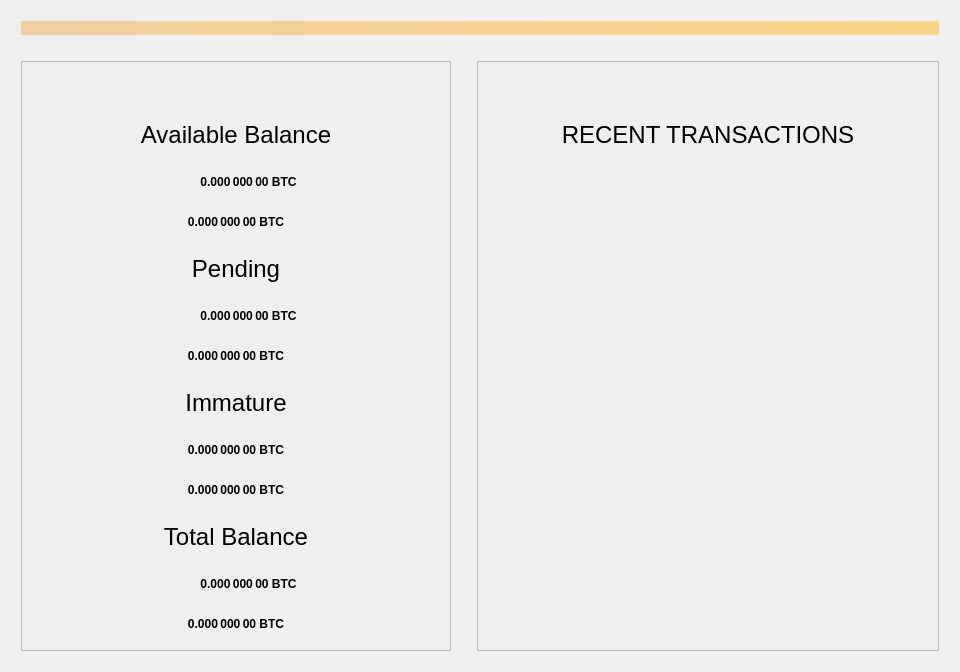
This is src/qt/forms/overviewpage.ui in PACCommunity/PAC as Qt 5 draws it before an edit. The edited form follows.
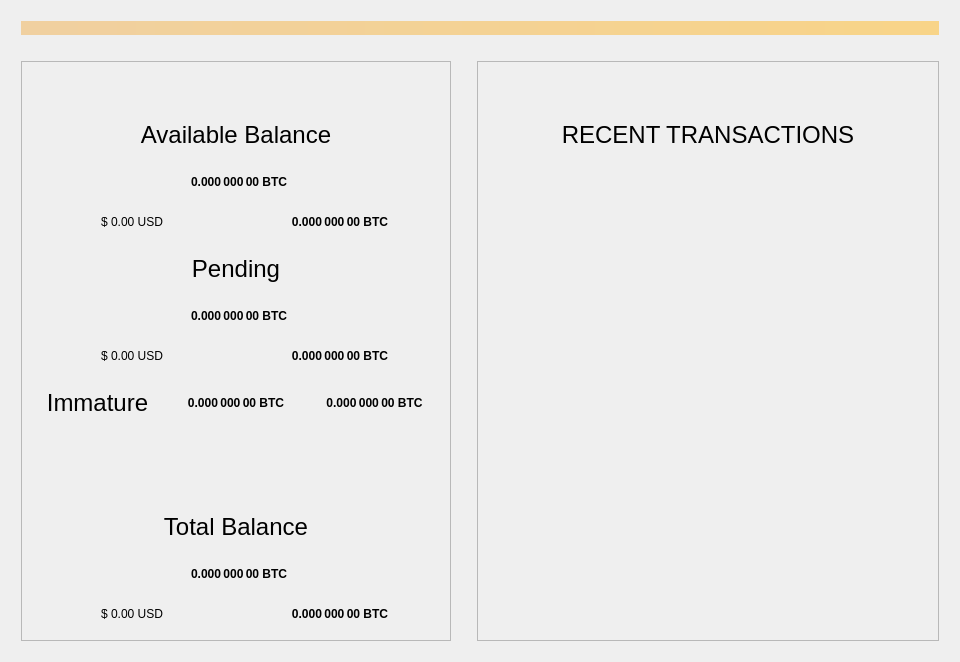
This is the edited form.

Commit message:
Styles changed for overview and statubar
Unit display color on status bar
Overview page: layout and USD labels

The edit to the form file:
```diff
--- a/src/qt/forms/overviewpage.ui
+++ b/src/qt/forms/overviewpage.ui
@@ -156,7 +156,7 @@
                  <string notr="true">0.000 000 00 BTC</string>
                 </property>
                 <property name="alignment">
-                 <set>Qt::AlignCenter</set>
+                 <set>Qt::AlignLeading|Qt::AlignLeft|Qt::AlignVCenter</set>
                 </property>
                 <property name="textInteractionFlags">
                  <set>Qt::LinksAccessibleByMouse|Qt::TextSelectableByKeyboard|Qt::TextSelectableByMouse</set>
@@ -185,6 +185,21 @@
              </layout>
             </item>
             <item>
+             <layout class="QHBoxLayout" name="horizontalLayout_8">
+              <item>
+               <widget class="QLabel" name="labelBalanceUSD">
+                <property name="text">
+                 <string>$ 0.00 USD</string>
+                </property>
+                <property name="alignment">
+                 <set>Qt::AlignCenter</set>
+                </property>
+                <property name="class" stdset="0">
+                 <string>usdLabel</string>
+                </property>
+               </widget>
+              </item>
+              <item>
              <widget class="QLabel" name="labelWatchAvailable">
               <property name="font">
                <font>
@@ -209,6 +224,8 @@
               </property>
              </widget>
             </item>
+             </layout>
+            </item>
             <item>
              <widget class="QLabel" name="labelPendingText">
               <property name="font">
@@ -274,7 +291,7 @@
                  <string notr="true">0.000 000 00 BTC</string>
                 </property>
                 <property name="alignment">
-                 <set>Qt::AlignCenter</set>
+                 <set>Qt::AlignLeading|Qt::AlignLeft|Qt::AlignVCenter</set>
                 </property>
                 <property name="textInteractionFlags">
                  <set>Qt::LinksAccessibleByMouse|Qt::TextSelectableByKeyboard|Qt::TextSelectableByMouse</set>
@@ -303,6 +320,21 @@
              </layout>
             </item>
             <item>
+             <layout class="QHBoxLayout" name="horizontalLayout_9">
+              <item>
+               <widget class="QLabel" name="labelUnconfirmedUSD">
+                <property name="text">
+                 <string>$ 0.00 USD</string>
+                </property>
+                <property name="alignment">
+                 <set>Qt::AlignCenter</set>
+                </property>
+                <property name="class" stdset="0">
+                 <string>usdLabel</string>
+                </property>
+               </widget>
+              </item>
+              <item>
              <widget class="QLabel" name="labelWatchPending">
               <property name="font">
                <font>
@@ -327,6 +359,10 @@
               </property>
              </widget>
             </item>
+             </layout>
+            </item>
+            <item>
+             <layout class="QHBoxLayout" name="horizontalLayout_11">
             <item>
              <widget class="QLabel" name="labelImmatureText">
               <property name="font">
@@ -345,34 +381,6 @@
               </property>
              </widget>
             </item>
-            <item>
-             <widget class="QLabel" name="labelImmature">
-              <property name="font">
-               <font>
-                <weight>75</weight>
-                <bold>true</bold>
-               </font>
-              </property>
-              <property name="cursor">
-               <cursorShape>IBeamCursor</cursorShape>
-              </property>
-              <property name="toolTip">
-               <string>Mined balance that has not yet matured</string>
-              </property>
-              <property name="text">
-               <string notr="true">0.000 000 00 BTC</string>
-              </property>
-              <property name="alignment">
-               <set>Qt::AlignCenter</set>
-              </property>
-              <property name="textInteractionFlags">
-               <set>Qt::LinksAccessibleByMouse|Qt::TextSelectableByKeyboard|Qt::TextSelectableByMouse</set>
-              </property>
-              <property name="class" stdset="0">
-               <string>pacCoinsLabel</string>
-              </property>
-             </widget>
-            </item>
             <item>
              <widget class="QLabel" name="labelWatchImmature">
               <property name="font">
@@ -399,6 +407,52 @@
              </widget>
             </item>
             <item>
+               <widget class="QLabel" name="labelImmature">
+                <property name="font">
+                 <font>
+                  <weight>75</weight>
+                  <bold>true</bold>
+                 </font>
+                </property>
+                <property name="cursor">
+                 <cursorShape>IBeamCursor</cursorShape>
+                </property>
+                <property name="toolTip">
+                 <string>Mined balance that has not yet matured</string>
+                </property>
+                <property name="text">
+                 <string notr="true">0.000 000 00 BTC</string>
+                </property>
+                <property name="alignment">
+                 <set>Qt::AlignCenter</set>
+                </property>
+                <property name="textInteractionFlags">
+                 <set>Qt::LinksAccessibleByMouse|Qt::TextSelectableByKeyboard|Qt::TextSelectableByMouse</set>
+                </property>
+                <property name="class" stdset="0">
+                 <string>pacCoinsLabel</string>
+                </property>
+               </widget>
+              </item>
+             </layout>
+            </item>
+            <item>
+             <spacer name="verticalSpacer">
+              <property name="orientation">
+               <enum>Qt::Vertical</enum>
+              </property>
+              <property name="sizeType">
+               <enum>QSizePolicy::Expanding</enum>
+              </property>
+              <property name="sizeHint" stdset="0">
+               <size>
+                <width>20</width>
+                <height>40</height>
+               </size>
+              </property>
+             </spacer>
+            </item>
+            <item>
              <widget class="QLabel" name="labelTotalText">
               <property name="font">
                <font>
@@ -420,6 +474,12 @@
              <layout class="QHBoxLayout" name="horizontalLayout_7">
               <item>
                <widget class="QLabel" name="iconLabelTotal">
+                <property name="minimumSize">
+                 <size>
+                  <width>110</width>
+                  <height>0</height>
+                 </size>
+                </property>
                 <property name="text">
                  <string/>
                 </property>
@@ -446,7 +506,7 @@
                  <string notr="true">0.000 000 00 BTC</string>
                 </property>
                 <property name="alignment">
-                 <set>Qt::AlignCenter</set>
+                 <set>Qt::AlignLeading|Qt::AlignLeft|Qt::AlignVCenter</set>
                 </property>
                 <property name="textInteractionFlags">
                  <set>Qt::LinksAccessibleByMouse|Qt::TextSelectableByKeyboard|Qt::TextSelectableByMouse</set>
@@ -475,6 +535,21 @@
              </layout>
             </item>
             <item>
+             <layout class="QHBoxLayout" name="horizontalLayout_10">
+              <item>
+               <widget class="QLabel" name="labelTotalUSD">
+                <property name="text">
+                 <string>$ 0.00 USD</string>
+                </property>
+                <property name="alignment">
+                 <set>Qt::AlignCenter</set>
+                </property>
+                <property name="class" stdset="0">
+                 <string>usdLabel</string>
+                </property>
+               </widget>
+              </item>
+              <item>
              <widget class="QLabel" name="labelWatchTotal">
               <property name="font">
                <font>
@@ -498,6 +573,8 @@
                <set>Qt::LinksAccessibleByMouse|Qt::TextSelectableByKeyboard|Qt::TextSelectableByMouse</set>
               </property>
              </widget>
+              </item>
+             </layout>
             </item>
            </layout>
           </item>
```
Left out of the diff: 18 changed lines with no effect on the pictures. Lines whose indentation alone changed are shown as unchanged. The commit also changes 2 other files.
